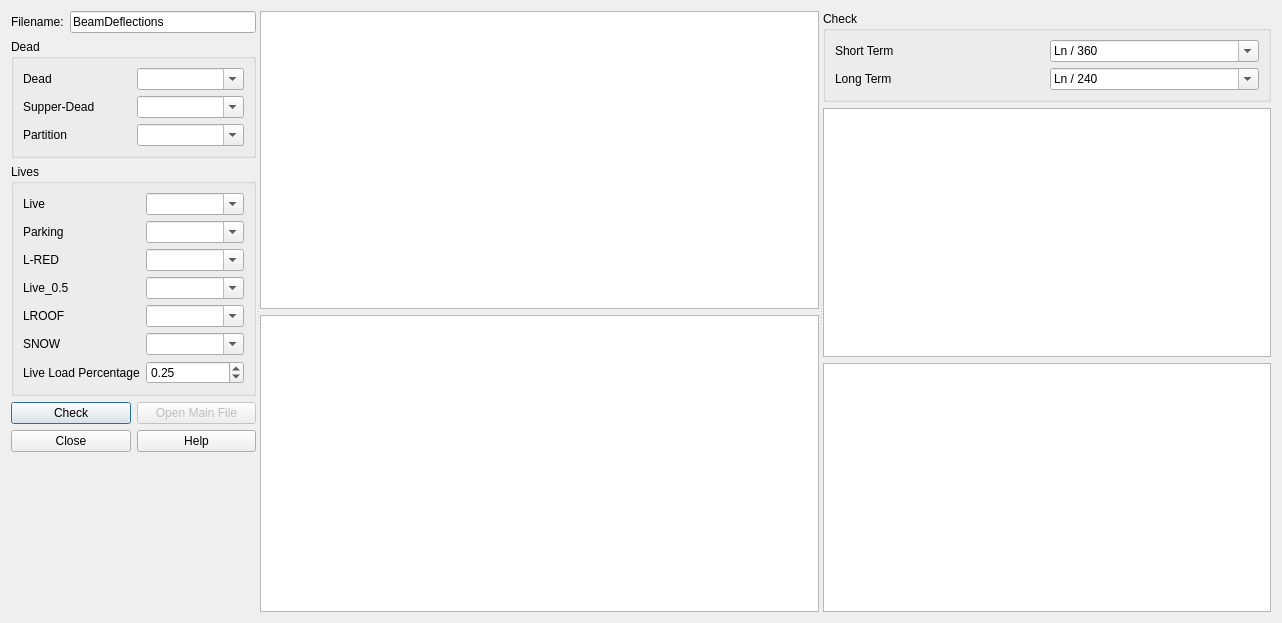
Before: the Qt Designer form widgets/control/control_deflection_of_beams.ui in ebrahimraeyat/civilTools, drawn with Qt 5.
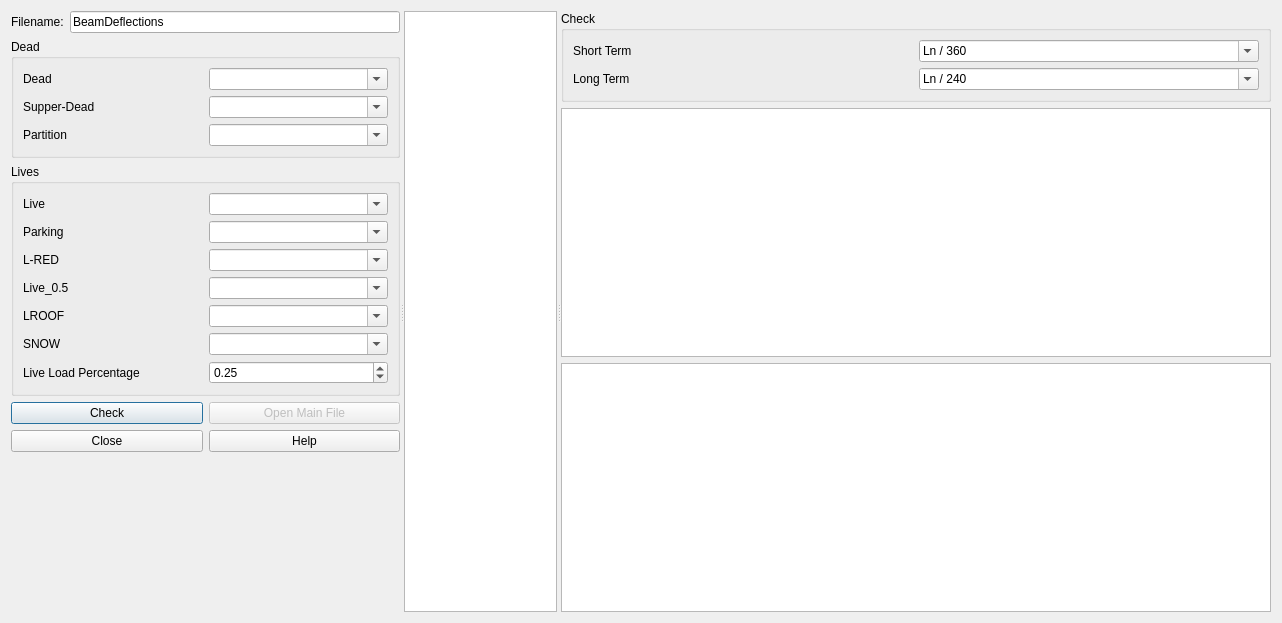
After: the same form once the commit is applied. Icons and pictures are not drawn.

Commit message: Move beam deflection model to table_model with pandas model

Diff of the .ui file:
```diff
--- a/widgets/control/control_deflection_of_beams.ui
+++ b/widgets/control/control_deflection_of_beams.ui
@@ -26,7 +26,7 @@
      <property name="orientation">
       <enum>Qt::Horizontal</enum>
      </property>
-     <widget class="QWidget" name="">
+     <widget class="QWidget" name="layoutWidget">
       <layout class="QVBoxLayout" name="verticalLayout">
        <item>
         <layout class="QHBoxLayout" name="horizontalLayout">
@@ -311,28 +311,6 @@
      </widget>
      <widget class="QWidget" name="verticalLayoutWidget">
       <layout class="QVBoxLayout" name="table_vertical_layout">
-       <item>
-        <widget class="QTableView" name="table_view">
-         <property name="minimumSize">
-          <size>
-           <width>500</width>
-           <height>0</height>
-          </size>
-         </property>
-         <property name="selectionMode">
-          <enum>QAbstractItemView::SingleSelection</enum>
-         </property>
-         <property name="selectionBehavior">
-          <enum>QAbstractItemView::SelectRows</enum>
-         </property>
-         <property name="sortingEnabled">
-          <bool>true</bool>
-         </property>
-         <attribute name="verticalHeaderVisible">
-          <bool>false</bool>
-         </attribute>
-        </widget>
-       </item>
        <item>
         <widget class="QGraphicsView" name="graphicsview">
          <property name="verticalScrollBarPolicy">
```
The commit also changes 3 other files.
